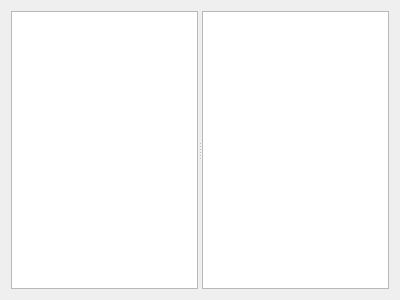
KDAB/GammaRay, file plugins/eventmonitor/eventmonitorwidget.ui: the form before one commit.
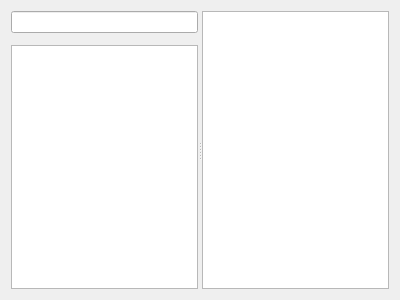
The form after the commit. Custom widgets are drawn as their Qt base class.

Commit message: Add search bar above event monitor

Diff of the .ui file:
```diff
--- a/plugins/eventmonitor/eventmonitorwidget.ui
+++ b/plugins/eventmonitor/eventmonitorwidget.ui
@@ -22,13 +22,29 @@
      <property name="orientation">
       <enum>Qt::Horizontal</enum>
      </property>
+     <widget class="QWidget" name="layoutWidget_2">
+      <layout class="QVBoxLayout" name="verticalLayout_2">
+       <item>
+        <layout class="QHBoxLayout" name="toolbarLayout">
+         <property name="bottomMargin">
+          <number>6</number>
+         </property>
+         <item>
+          <widget class="QLineEdit" name="eventSearchLine"/>
+         </item>
+        </layout>
+       </item>
+       <item>
      <widget class="GammaRay::DeferredTreeView" name="eventTree">
       <property name="uniformRowHeights">
        <bool>true</bool>
       </property>
      </widget>
+       </item>
+      </layout>
+     </widget>
      <widget class="QWidget" name="layoutWidget_2">
-      <layout class="QVBoxLayout" name="verticalLayout_2">
+      <layout class="QVBoxLayout" name="verticalLayout">
        <item>
         <widget class="GammaRay::DeferredTreeView" name="eventInspector">
          <property name="selectionMode">
```
Lines whose indentation alone changed are shown as unchanged. The commit also changes 1 other file.
